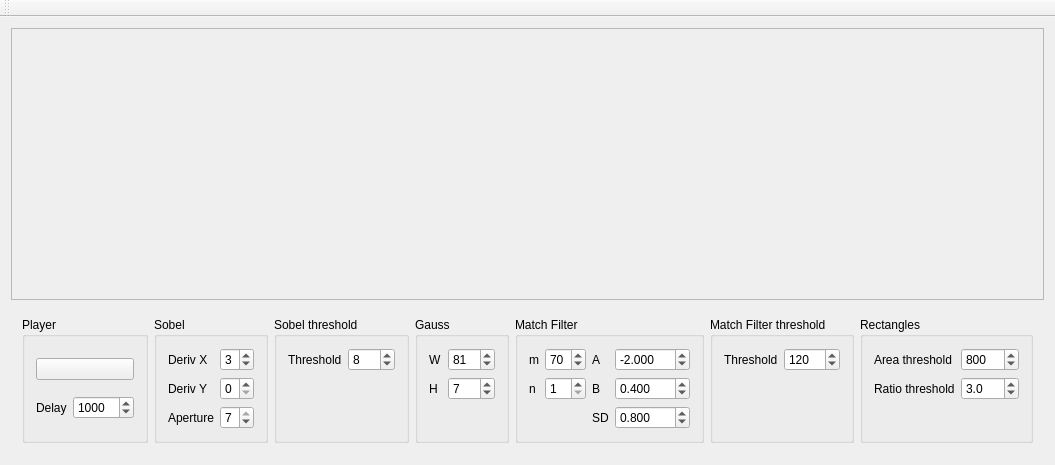
Qt form LicensePlateExtractor/mainwindow.ui (dworak/licence-plate-extractor) before a commit.
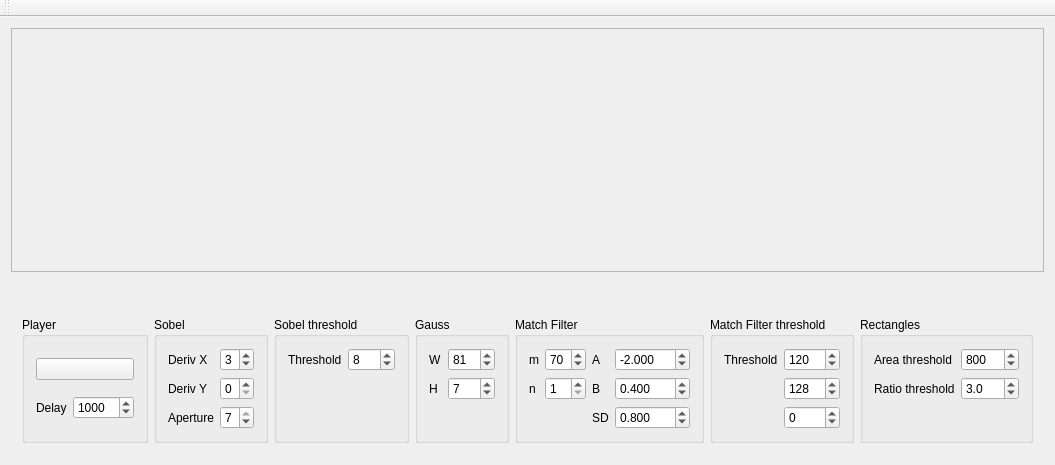
The same form after that commit. Icons and pictures are not drawn. Custom widgets are drawn as their Qt base class.

Patch:
```diff
--- a/LicensePlateExtractor/mainwindow.ui
+++ b/LicensePlateExtractor/mainwindow.ui
@@ -6,7 +6,7 @@
    <rect>
     <x>0</x>
     <y>0</y>
-    <width>831</width>
+    <width>917</width>
     <height>465</height>
    </rect>
   </property>
@@ -25,8 +25,8 @@
         <rect>
          <x>0</x>
          <y>0</y>
-         <width>811</width>
-         <height>202</height>
+         <width>897</width>
+         <height>190</height>
         </rect>
        </property>
        <layout class="QHBoxLayout" name="horizontalLayout_3">
@@ -48,6 +48,15 @@
       </widget>
      </widget>
     </item>
+    <item>
+     <widget class="QWidget" name="widget_2" native="true">
+      <layout class="QHBoxLayout" name="horizontalLayout_2">
+       <item>
+        <widget class="CVImageWidget" name="cvwidget" native="true"/>
+       </item>
+      </layout>
+     </widget>
+    </item>
     <item>
      <widget class="QWidget" name="widget" native="true">
       <layout class="QHBoxLayout" name="horizontalLayout">
@@ -400,6 +409,29 @@
             </property>
            </widget>
           </item>
+          <item row="1" column="1">
+           <widget class="QSpinBox" name="thres">
+            <property name="maximum">
+             <number>255</number>
+            </property>
+            <property name="value">
+             <number>128</number>
+            </property>
+           </widget>
+          </item>
+          <item row="2" column="1">
+           <widget class="QSpinBox" name="thres2">
+            <property name="minimum">
+             <number>-255</number>
+            </property>
+            <property name="maximum">
+             <number>255</number>
+            </property>
+            <property name="value">
+             <number>0</number>
+            </property>
+           </widget>
+          </item>
          </layout>
         </widget>
        </item>
```
Left out of the diff: 2 changed lines with no effect on the pictures.
